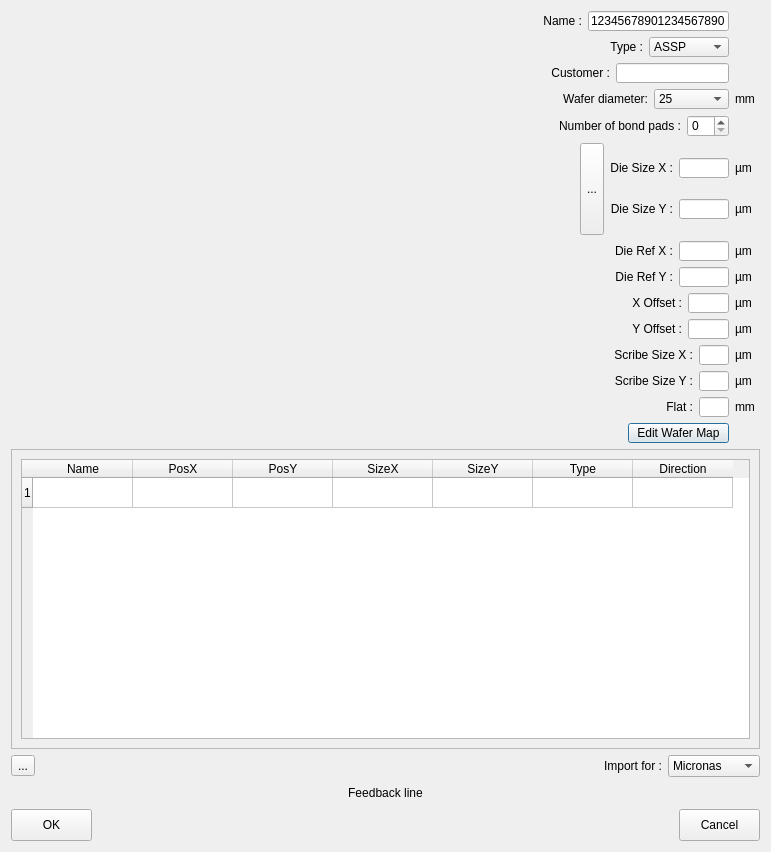
The window that src/ATE/org/actions_on/maskset/MasksetWizard.ui (goanpeca/ATE.org) describes before a commit, drawn with Qt 5.
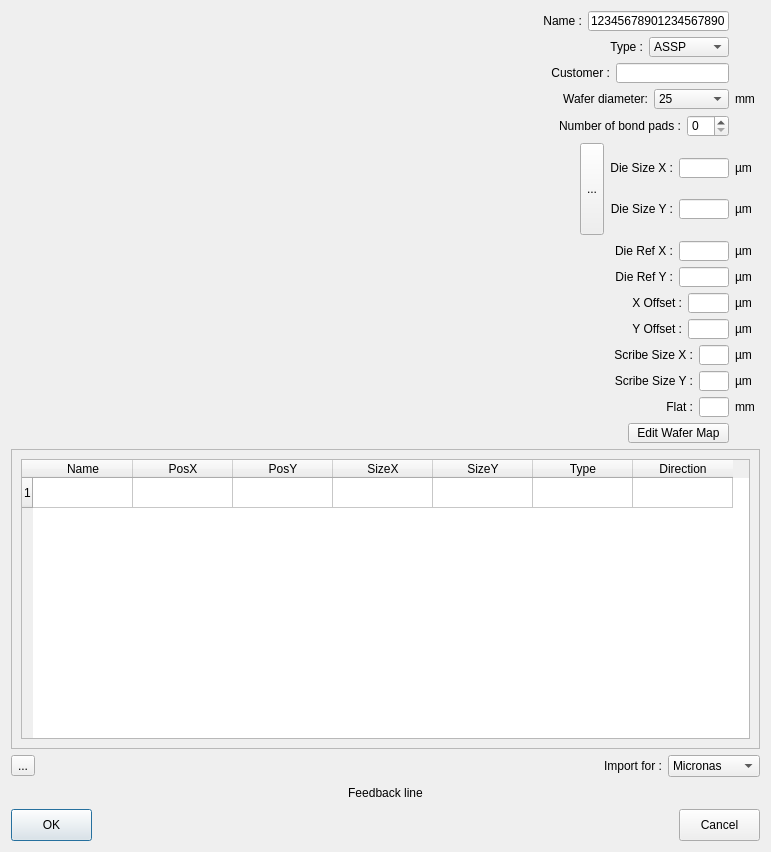
The same window after the commit. Icons and pictures are not drawn.

Diff of the .ui file:
```diff
--- a/src/ATE/org/actions_on/maskset/MasksetWizard.ui
+++ b/src/ATE/org/actions_on/maskset/MasksetWizard.ui
@@ -1543,6 +1543,9 @@
            </item>
            <item>
             <widget class="QPushButton" name="editWaferMapButton">
+             <property name="enabled">
+              <bool>true</bool>
+             </property>
              <property name="sizePolicy">
               <sizepolicy hsizetype="Fixed" vsizetype="Fixed">
                <horstretch>0</horstretch>
@@ -1564,6 +1567,15 @@
              <property name="text">
               <string>Edit Wafer Map</string>
              </property>
+             <property name="autoDefault">
+              <bool>false</bool>
+             </property>
+             <property name="default">
+              <bool>false</bool>
+             </property>
+             <property name="flat">
+              <bool>false</bool>
+             </property>
             </widget>
            </item>
            <item>
```
